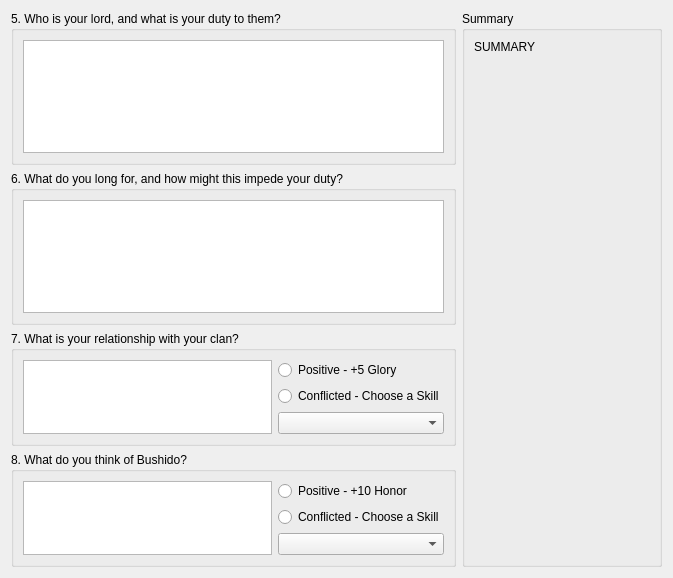
dashnine/PaperBlossoms, file PaperBlossoms/ui/newcharwizardpage3.ui: the form before one commit.
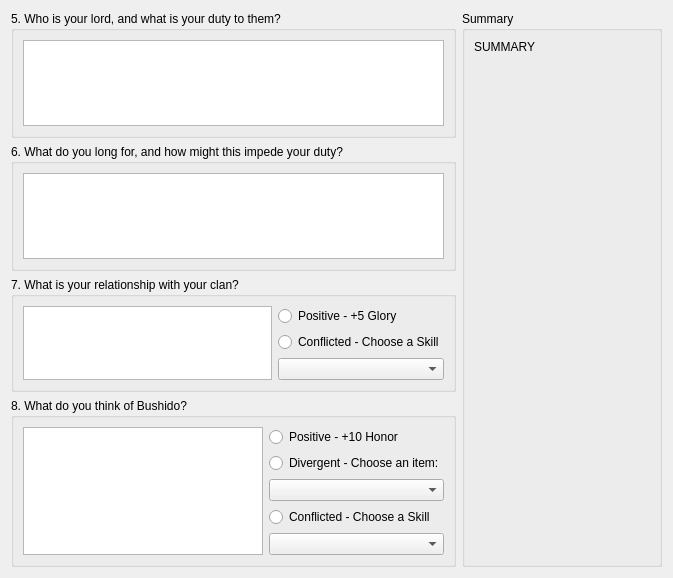
The form after the commit.

```diff
--- a/PaperBlossoms/ui/newcharwizardpage3.ui
+++ b/PaperBlossoms/ui/newcharwizardpage3.ui
@@ -127,6 +127,16 @@
      <layout class="QVBoxLayout" name="verticalLayout_5">
       <item>
        <layout class="QGridLayout" name="gridLayout_2">
+        <item row="3" column="1">
+         <widget class="QRadioButton" name="nc3_q8_neg_radioButton">
+          <property name="text">
+           <string>Conflicted - Choose a Skill</string>
+          </property>
+          <attribute name="buttonGroup">
+           <string notr="true">buttonGroup</string>
+          </attribute>
+         </widget>
+        </item>
         <item row="0" column="1">
          <widget class="QRadioButton" name="nc3_q8_pos_radioButton">
           <property name="text">
@@ -134,16 +144,19 @@
           </property>
          </widget>
         </item>
-        <item row="0" column="0" rowspan="3">
+        <item row="0" column="0" rowspan="5">
          <widget class="QTextEdit" name="nc3_q8_textEdit"/>
         </item>
-        <item row="2" column="1">
+        <item row="4" column="1">
          <widget class="QComboBox" name="nc3_q8_comboBox"/>
         </item>
+        <item row="2" column="1">
+         <widget class="QComboBox" name="nc3_q8_item_comboBox"/>
+        </item>
         <item row="1" column="1">
-         <widget class="QRadioButton" name="nc3_q8_neg_radioButton">
+         <widget class="QRadioButton" name="nc3_q8_mid_radioButton">
           <property name="text">
-           <string>Conflicted - Choose a Skill</string>
+           <string>Divergent - Choose an item:</string>
           </property>
          </widget>
         </item>
```
Left out of the diff: 17 changed lines with no effect on the pictures.
